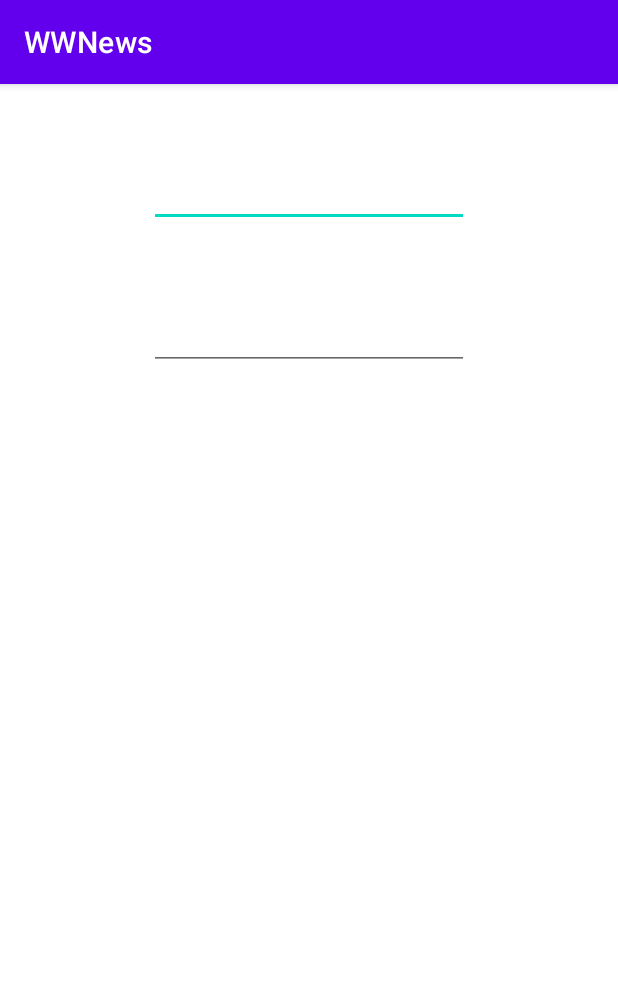
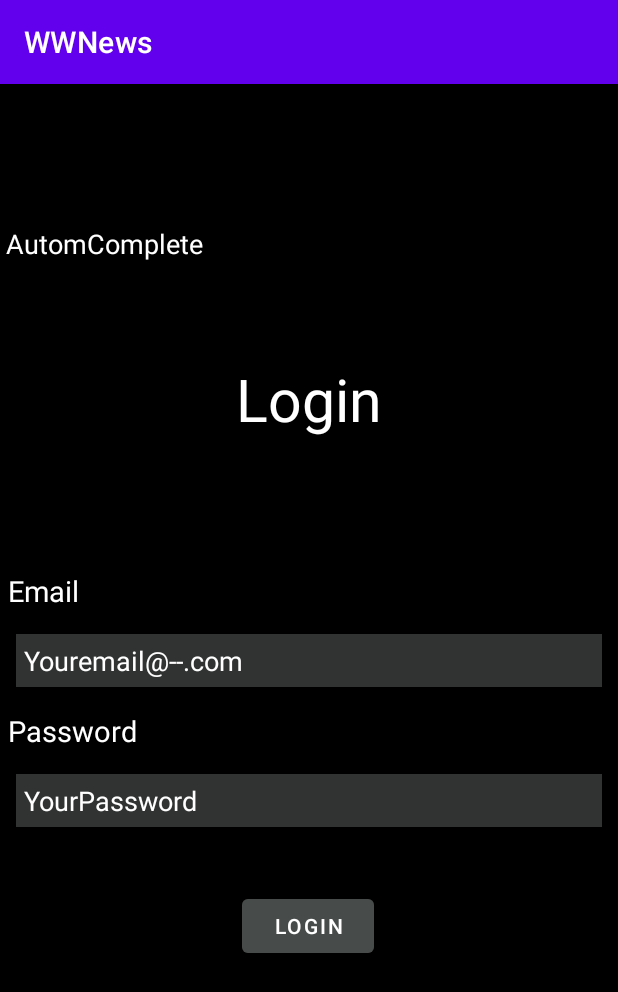
Before and after one commit to MinaKamal99/WWNews-, an Android app: the screen it shows after launch (MainActivity), on a phone screen of 412 x 824 dp. Shown: the top 992 px of the screen. Run offline under Robolectric (Android 15) with nearby library versions, the phone set to English and light mode, and no system bars; our stand-ins replace data binding, sdp/ssp sizes; 3 statements that could not run were skipped.

Commit message:
validation for Login screen

```diff
--- a/app/build.gradle
+++ b/app/build.gradle
@@ -43,6 +43,7 @@ android {
 
     buildFeatures{
         viewBinding true
+        dataBinding true
     }
 }
 
--- a/app/src/main/java/com/androidgangs/wwnews/MainActivity.kt
+++ b/app/src/main/java/com/androidgangs/wwnews/MainActivity.kt
@@ -5,6 +5,7 @@ import android.os.Bundle
 import com.androidgangs.wwnews.data.source.local.DataSource
 import com.androidgangs.wwnews.data.source.local.UsersDao
 import com.androidgangs.wwnews.databinding.ActivityMainBinding
+import com.androidgangs.wwnews.ui.fragment.login.LoginFragment
 
 class MainActivity : AppCompatActivity() {
     lateinit var binding : ActivityMainBinding
@@ -12,10 +13,7 @@ class MainActivity : AppCompatActivity() {
         super.onCreate(savedInstanceState)
         binding = ActivityMainBinding.inflate(layoutInflater)
         setContentView(binding.root)
+        supportFragmentManager.beginTransaction().replace(R.id.fragmentContainerView,LoginFragment()).commit()
+    }
 
-        val username = binding.emialTxt.text
-        val password = binding.passwordTxt.text
-
-
-    }
 }
--- a/app/src/main/java/com/androidgangs/wwnews/data/model/UserModel.kt
+++ b/app/src/main/java/com/androidgangs/wwnews/data/model/UserModel.kt
@@ -5,4 +5,4 @@ import androidx.room.PrimaryKey
 
 @Entity(tableName = "users")
 data class UserModel(@PrimaryKey
-    val email:String,val password:String,val fname:String)
+    var email:String="",var password:String="",var fname:String)
--- a/app/src/main/java/com/androidgangs/wwnews/ui/fragment/login/LoginViewModelFactory.kt
+++ b/app/src/main/java/com/androidgangs/wwnews/ui/fragment/login/LoginViewModelFactory.kt
@@ -4,11 +4,9 @@ import androidx.lifecycle.ViewModel
 import androidx.lifecycle.ViewModelProvider
 import com.androidgangs.wwnews.data.repo.AuthRepo
 
-class LoginViewModelFactory(var authRepo: AuthRepo) :ViewModelProvider.Factory {
-
+class LoginViewModelFactory(val authRepo: AuthRepo) :ViewModelProvider.Factory {
 
     override fun <T : ViewModel?> create(modelClass: Class<T>):T {
         return LoginViewModel(authRepo) as T
-
     }
 }
--- a/app/src/main/res/layout/activity_main.xml
+++ b/app/src/main/res/layout/activity_main.xml
@@ -6,25 +6,14 @@
     android:layout_height="match_parent"
     tools:context=".MainActivity">
 
-    <EditText
-        android:id="@+id/emialTxt"
-        android:layout_width="wrap_content"
-        android:layout_height="wrap_content"
-        android:layout_marginTop="50dp"
-        android:ems="10"
-        android:inputType="textEmailAddress"
+    <androidx.fragment.app.FragmentContainerView
+        android:id="@+id/fragmentContainerView"
+        android:layout_width="match_parent"
+        android:layout_height="match_parent"
+        app:layout_constraintBottom_toBottomOf="parent"
         app:layout_constraintEnd_toEndOf="parent"
         app:layout_constraintStart_toStartOf="parent"
-        app:layout_constraintTop_toTopOf="parent" />
+        app:layout_constraintTop_toTopOf="parent"
+        />
 
-    <EditText
-        android:id="@+id/passwordTxt"
-        android:layout_width="wrap_content"
-        android:layout_height="wrap_content"
-        android:layout_marginTop="50dp"
-        android:ems="10"
-        android:inputType="textPassword"
-        app:layout_constraintEnd_toEndOf="parent"
-        app:layout_constraintStart_toStartOf="parent"
-        app:layout_constraintTop_toBottomOf="@+id/emialTxt" />
 </androidx.constraintlayout.widget.ConstraintLayout>
--- a/app/src/main/res/layout/login_fragment.xml
+++ b/app/src/main/res/layout/login_fragment.xml
@@ -1,7 +1,16 @@
 <?xml version="1.0" encoding="utf-8"?>
-<FrameLayout xmlns:android="http://schemas.android.com/apk/res/android"
+<layout xmlns:android="http://schemas.android.com/apk/res/android"
     xmlns:app="http://schemas.android.com/apk/res-auto"
-    xmlns:tools="http://schemas.android.com/tools"
+    xmlns:tools="http://schemas.android.com/tools">
+
+    <data>
+
+        <variable
+            name="viewModel"
+            type="com.androidgangs.wwnews.ui.fragment.login.LoginViewModel" />
+    </data>
+
+    <FrameLayout
         android:layout_width="match_parent"
         android:layout_height="match_parent"
         tools:context=".ui.fragment.login.LoginFragment">
@@ -57,7 +66,8 @@
                 app:layout_constraintEnd_toEndOf="parent"
                 app:layout_constraintHorizontal_bias="0.5"
                 app:layout_constraintStart_toStartOf="parent"
-            app:layout_constraintTop_toBottomOf="@+id/emailTextView" />
+                app:layout_constraintTop_toBottomOf="@+id/emailTextView"
+                android:text="@={viewModel.user.email}" />
 
             <EditText
                 android:id="@+id/editTextPassword"
@@ -74,7 +84,8 @@
                 app:layout_constraintEnd_toEndOf="parent"
                 app:layout_constraintHorizontal_bias="0.5"
                 app:layout_constraintStart_toStartOf="parent"
-            app:layout_constraintTop_toBottomOf="@+id/passwordRegisterTextView" />
+                app:layout_constraintTop_toBottomOf="@+id/passwordRegisterTextView"
+                android:text="@={viewModel.user.password}"/>
 
             <TextView
                 android:id="@+id/textView"
@@ -102,7 +113,20 @@
                 app:layout_constraintHorizontal_bias="0.498"
                 app:layout_constraintStart_toStartOf="parent"
                 app:layout_constraintTop_toBottomOf="@+id/editTextPassword"
-            android:backgroundTint="@color/gray_light"/>
+                android:backgroundTint="@color/gray_light"
+                android:onClick="@{()->viewModel.onClickSave()}" />
+
+            <androidx.appcompat.widget.AppCompatAutoCompleteTextView
+                android:layout_width="0dp"
+                android:layout_height="wrap_content"
+                android:layout_marginTop="84dp"
+                android:hint="AutomComplete"
+                android:textColorHint="@color/white"
+                app:layout_constraintEnd_toEndOf="parent"
+                app:layout_constraintHorizontal_bias="0.0"
+                app:layout_constraintStart_toStartOf="parent"
+                app:layout_constraintTop_toTopOf="parent" />
         </androidx.constraintlayout.widget.ConstraintLayout>
 
     </FrameLayout>
+</layout>
```
Also changed, not shown: app/src/main/java/com/androidgangs/wwnews/ui/fragment/login/LoginFragment.kt (+11 -5 lines), app/src/main/java/com/androidgangs/wwnews/ui/fragment/login/LoginViewModel.kt (+41 -1 lines), app/src/main/res/layout/registration_fragment.xml (+25 -12 lines). Lines whose indentation alone changed are shown as unchanged.
